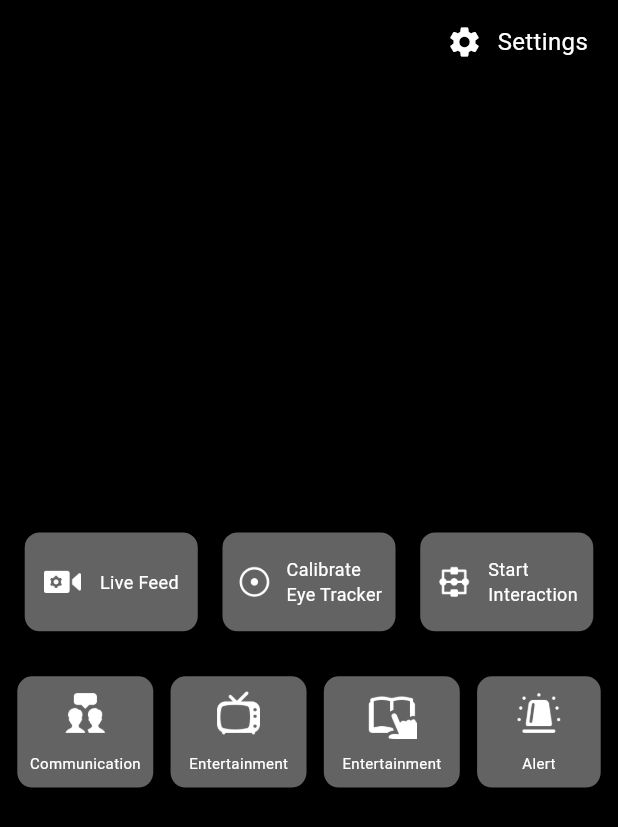
After one commit to ededin/ablelyf-app, a Flutter app: the Page2 screen opened directly, on a phone screen of 412 x 824 dp. The commit adds this screen. Shown: the top 827 px of the screen. Run offline on Flutter 3.47's test engine with Material 2 defaults, Android fonts, the phone set to English and light mode, and no system bars; our stand-ins replace cached_network_image, carousel_slider, cloud_firestore, data_table_2, date_format, dio and 8 more; missing offline and left inert: horizontal_calendar; accounts and stored records are empty; network calls fail.

Commit message:
page added

```diff
--- /dev/null
+++ b/lib/screens/login/view/page2.dart
@@ -0,0 +1,198 @@
+import 'package:newp/ablelyf.dart';
+
+class Page2 extends StatefulWidget {
+  const Page2({super.key});
+
+  @override
+  State<Page2> createState() => _Page2State();
+}
+
+class _Page2State extends State<Page2> {
+  @override
+  Widget build(BuildContext context) {
+    return Scaffold(
+      backgroundColor: Colors.black,
+      appBar: AppBar(
+        automaticallyImplyLeading: false,
+        actions: const [
+          Icon(Icons.settings),
+          Padding(
+            padding: EdgeInsets.only(right: 20, left: 10),
+            child: Text(
+              'Settings',
+              style: TextStyle(fontSize: 16, color: Colors.white),
+            ),
+          ),
+        ],
+      ),
+      body: Column(
+        mainAxisAlignment: MainAxisAlignment.center,
+        crossAxisAlignment: CrossAxisAlignment.center,
+        children: [
+          Row(
+            mainAxisAlignment: MainAxisAlignment.spaceEvenly,
+            crossAxisAlignment: CrossAxisAlignment.center,
+            children: [
+              Container(
+                height: 0.08.sh,
+                width: 0.28.sw,
+                decoration: BoxDecoration(
+                    color: const Color.fromARGB(240, 105, 105, 105),
+                    borderRadius: BorderRadius.circular(10)),
+                child: Row(
+                  mainAxisAlignment: MainAxisAlignment.spaceEvenly,
+                  crossAxisAlignment: CrossAxisAlignment.center,
+                  children: [
+                    Image.asset(
+                      PageNew.camera,
+                      width: 0.06.sw,
+                    ),
+                    const Text(
+                      'Live Feed',
+                      style: TextStyle(fontSize: 12, color: Colors.white),
+                    ),
+                  ],
+                ),
+              ),
+              Container(
+                height: 0.08.sh,
+                width: 0.28.sw,
+                decoration: BoxDecoration(
+                    color: const Color.fromARGB(240, 105, 105, 105),
+                    borderRadius: BorderRadius.circular(10)),
+                child: Row(
+                  mainAxisAlignment: MainAxisAlignment.spaceEvenly,
+                  crossAxisAlignment: CrossAxisAlignment.center,
+                  children: [
+                    Image.asset(
+                      PageNew.selectIcon,
+                      width: 0.06.sw,
+                    ),
+                    const Text(
+                      'Calibrate \nEye Tracker',
+                      style: TextStyle(fontSize: 12, color: Colors.white),
+                    ),
+                  ],
+                ),
+              ),
+              Container(
+                height: 0.08.sh,
+                width: 0.28.sw,
+                decoration: BoxDecoration(
+                    color: const Color.fromARGB(240, 105, 105, 105),
+                    borderRadius: BorderRadius.circular(10)),
+                child: Row(
+                  mainAxisAlignment: MainAxisAlignment.spaceEvenly,
+                  crossAxisAlignment: CrossAxisAlignment.center,
+                  children: [
+                    Image.asset(
+                      PageNew.workflow,
+                      width: 0.06.sw,
+                    ),
+                    const Text(
+                      'Start \nInteraction',
+                      style: TextStyle(fontSize: 12, color: Colors.white),
+                    ),
+                  ],
+                ),
+              ),
+            ],
+          ),
+          const SizedBox(
+            height: 30,
+          ),
+          Row(
+            mainAxisAlignment: MainAxisAlignment.spaceEvenly,
+            crossAxisAlignment: CrossAxisAlignment.center,
+            children: [
+              Container(
+                height: 0.09.sh,
+                width: 0.22.sw,
+                decoration: BoxDecoration(
+                    color: const Color.fromARGB(240, 105, 105, 105),
+                    borderRadius: BorderRadius.circular(10)),
+                child: Column(
+                  mainAxisAlignment: MainAxisAlignment.spaceEvenly,
+                  crossAxisAlignment: CrossAxisAlignment.center,
+                  children: [
+                    Image.asset(
+                      PageNew.grouptask,
+                      width: 0.08.sw,
+                    ),
+                    const Text(
+                      'Communication',
+                      style: TextStyle(fontSize: 10, color: Colors.white),
+                    ),
+                  ],
+                ),
+              ),
+              Container(
+                height: 0.09.sh,
+                width: 0.22.sw,
+                decoration: BoxDecoration(
+                    color: const Color.fromARGB(240, 105, 105, 105),
+                    borderRadius: BorderRadius.circular(10)),
+                child: Column(
+                  mainAxisAlignment: MainAxisAlignment.spaceEvenly,
+                  crossAxisAlignment: CrossAxisAlignment.center,
+                  children: [
+                    Image.asset(
+                      PageNew.retrotv,
+                      width: 0.08.sw,
+                    ),
+                    const Text(
+                      'Entertainment',
+                      style: TextStyle(fontSize: 10, color: Colors.white),
+                    ),
+                  ],
+                ),
+              ),
+              Container(
+                height: 0.09.sh,
+                width: 0.22.sw,
+                decoration: BoxDecoration(
+                    color: const Color.fromARGB(240, 105, 105, 105),
+                    borderRadius: BorderRadius.circular(10)),
+                child: Column(
+                  mainAxisAlignment: MainAxisAlignment.spaceEvenly,
+                  crossAxisAlignment: CrossAxisAlignment.center,
+                  children: [
+                    Image.asset(
+                      PageNew.bookreading,
+                      width: 0.08.sw,
+                    ),
+                    const Text(
+                      'Entertainment',
+                      style: TextStyle(fontSize: 10, color: Colors.white),
+                    ),
+                  ],
+                ),
+              ),
+              Container(
+                height: 0.09.sh,
+                width: 0.20.sw,
+                decoration: BoxDecoration(
+                    color: const Color.fromARGB(240, 105, 105, 105),
+                    borderRadius: BorderRadius.circular(10)),
+                child: Column(
+                  mainAxisAlignment: MainAxisAlignment.spaceEvenly,
+                  crossAxisAlignment: CrossAxisAlignment.center,
+                  children: [
+                    Image.asset(
+                      PageNew.siren,
+                      width: 0.08.sw,
+                    ),
+                    const Text(
+                      'Alert',
+                      style: TextStyle(fontSize: 10, color: Colors.white),
+                    ),
+                  ],
+                ),
+              ),
+            ],
+          ),
+        ],
+      ),
+    );
+  }
+}
--- a/lib/screens/login/view/view.dart
+++ b/lib/screens/login/view/view.dart
@@ -1 +1,3 @@
 export 'login_page.dart';
+export 'page1.dart';
+export 'page2.dart';
--- a/lib/utils/images.dart
+++ b/lib/utils/images.dart
@@ -33,6 +33,16 @@ class AppIcons {
   static const String blackLogo = 'assets/logo/black-logo.png';
 }
 
+class PageNew {
+  static const String camera = 'assets/images/camera.png';
+  static const String bookreading = 'assets/images/bookreading.png';
+  static const String grouptask = 'assets/images/grouptask.png';
+  static const String retrotv = 'assets/images/retrotv.png';
+  static const String selectIcon = 'assets/images/select.png';
+  static const String siren = 'assets/images/siren.png';
+  static const String workflow = 'assets/images/workflow.png';
+}
+
 class SignAlphabetsImages {
   static const String a = 'assets/images/sign/a.png';
   static const String b = 'assets/images/sign/b.png';
```
Also changed, not shown: lib/screens/login/view/login_page.dart (+20 -0 lines), lib/screens/login/view/page1.dart (added, +91 -0 lines), assets/images/bookreading.png (added), assets/images/camera.png (added), assets/images/grouptask.png (added), assets/images/retrotv.png (added), assets/images/select.png (added), assets/images/siren.png (added), assets/images/workflow.png (added).
